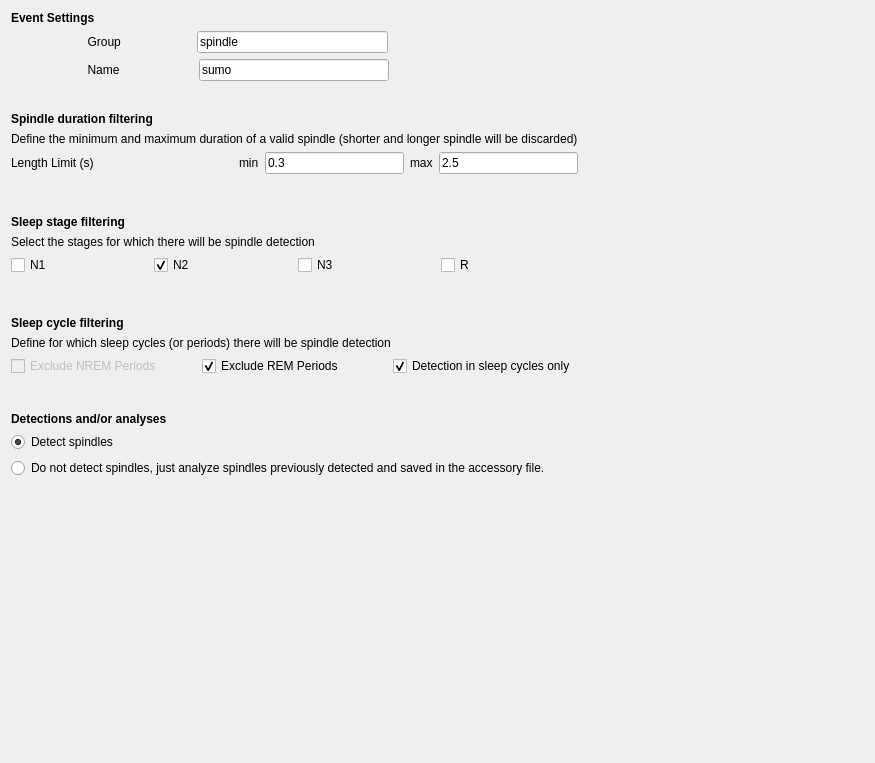
This is tools/CEAMSTools/SpindleDetectionSumo/SpindleDetectorSelStep/Ui_SpindleDetectorSelStep.ui in SnoozToolbox/snooz-package-ceams as Qt 5 draws it before an edit. The edited form follows.
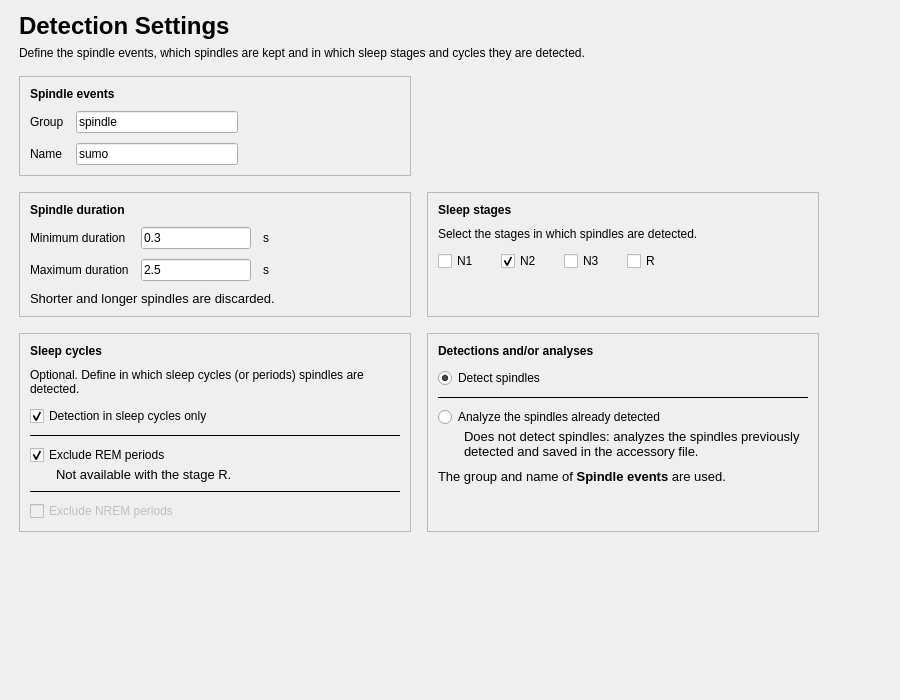
This is the edited form.

Commit message: Detect Spindles with Martin and SUMO: redesigned pages (tools 2.11.3, 2.13.3)

```diff
--- a/tools/CEAMSTools/SpindleDetectionSumo/SpindleDetectorSelStep/Ui_SpindleDetectorSelStep.ui
+++ b/tools/CEAMSTools/SpindleDetectionSumo/SpindleDetectorSelStep/Ui_SpindleDetectorSelStep.ui
@@ -6,81 +6,176 @@
    <rect>
     <x>0</x>
     <y>0</y>
-    <width>875</width>
-    <height>763</height>
+    <width>900</width>
+    <height>700</height>
    </rect>
   </property>
   <property name="windowTitle">
    <string/>
   </property>
-  <layout class="QHBoxLayout" name="horizontalLayout_5">
+  <layout class="QVBoxLayout" name="verticalLayout">
+   <property name="leftMargin">
+    <number>19</number>
+   </property>
+   <property name="topMargin">
+    <number>12</number>
+   </property>
+   <property name="rightMargin">
+    <number>19</number>
+   </property>
+   <property name="bottomMargin">
+    <number>12</number>
+   </property>
    <item>
-    <layout class="QVBoxLayout" name="verticalLayout_3">
+    <layout class="QHBoxLayout" name="content_row" stretch="1,0">
+     <property name="leftMargin">
+      <number>0</number>
+     </property>
+     <property name="topMargin">
+      <number>0</number>
+     </property>
+     <property name="rightMargin">
+      <number>0</number>
+     </property>
+     <property name="bottomMargin">
+      <number>0</number>
+     </property>
      <item>
-      <layout class="QVBoxLayout" name="verticalLayout_5">
+      <widget class="QWidget" name="content_widget" native="true">
+       <property name="maximumSize">
+        <size>
+         <width>800</width>
+         <height>16777215</height>
+        </size>
+       </property>
+       <layout class="QVBoxLayout" name="content_layout">
+        <property name="spacing">
+         <number>16</number>
+        </property>
+        <property name="leftMargin">
+         <number>0</number>
+        </property>
+        <property name="topMargin">
+         <number>0</number>
+        </property>
+        <property name="rightMargin">
+         <number>0</number>
+        </property>
+        <property name="bottomMargin">
+         <number>0</number>
+        </property>
        <item>
-        <layout class="QHBoxLayout" name="horizontalLayout_8">
+         <layout class="QVBoxLayout" name="header_layout">
+          <property name="spacing">
+           <number>6</number>
+          </property>
          <item>
-          <layout class="QVBoxLayout" name="verticalLayout_6">
+           <widget class="QLabel" name="title_label">
+            <property name="font">
+             <font>
+              <pointsize>18</pointsize>
+              <bold>true</bold>
+             </font>
+            </property>
+            <property name="text">
+             <string>Detection Settings</string>
+            </property>
+           </widget>
+          </item>
+          <item>
+           <widget class="QLabel" name="subtitle_label">
+            <property name="text">
+             <string>Define the spindle events, which spindles are kept and in which sleep stages and cycles they are detected.</string>
+            </property>
+            <property name="wordWrap">
+             <bool>true</bool>
+            </property>
+            <property name="variant" stdset="0">
+             <string notr="true">help</string>
+            </property>
+           </widget>
+          </item>
+         </layout>
+        </item>
+        <item>
+         <layout class="QHBoxLayout" name="events_row" stretch="1,0,1">
+          <property name="spacing">
+           <number>16</number>
+          </property>
+          <item>
+           <widget class="QFrame" name="events_card">
+            <property name="frameShape">
+             <enum>QFrame::Shape::StyledPanel</enum>
+            </property>
+            <property name="frameShadow">
+             <enum>QFrame::Shadow::Raised</enum>
+            </property>
+            <layout class="QVBoxLayout" name="events_card_layout">
+             <property name="spacing">
+              <number>10</number>
+             </property>
+             <property name="leftMargin">
+              <number>10</number>
+             </property>
+             <property name="topMargin">
+              <number>10</number>
+             </property>
+             <property name="rightMargin">
+              <number>10</number>
+             </property>
+             <property name="bottomMargin">
+              <number>10</number>
+             </property>
            <item>
             <widget class="QLabel" name="label_13">
+               <property name="font">
+                <font>
+                 <bold>true</bold>
+                </font>
+               </property>
              <property name="text">
-              <string>&lt;html&gt;&lt;head/&gt;&lt;body&gt;&lt;p&gt;&lt;span style=&quot; font-weight:600;&quot;&gt;Event  Settings&lt;/span&gt;&lt;/p&gt;&lt;/body&gt;&lt;/html&gt;</string>
+                <string>Spindle events</string>
              </property>
             </widget>
            </item>
            <item>
-            <layout class="QHBoxLayout" name="horizontalLayout_9">
-             <item>
+              <layout class="QGridLayout" name="events_grid">
+               <property name="horizontalSpacing">
+                <number>12</number>
+               </property>
+               <property name="verticalSpacing">
+                <number>10</number>
+               </property>
+               <item row="0" column="0">
               <widget class="QLabel" name="label_12">
                <property name="text">
-                <string>                       Group                     </string>
+                  <string>Group</string>
                </property>
               </widget>
              </item>
-             <item>
+               <item row="0" column="1">
               <widget class="QLineEdit" name="group_lineEdit">
                <property name="text">
                 <string>spindle</string>
                </property>
               </widget>
              </item>
-             <item>
-              <spacer name="horizontalSpacer_2">
-               <property name="orientation">
-                <enum>Qt::Horizontal</enum>
-               </property>
-               <property name="sizeType">
-                <enum>QSizePolicy::Expanding</enum>
-               </property>
-               <property name="sizeHint" stdset="0">
-                <size>
-                 <width>35</width>
-                 <height>20</height>
-                </size>
-               </property>
-              </spacer>
-             </item>
-            </layout>
-           </item>
-           <item>
-            <layout class="QHBoxLayout" name="horizontalLayout_10">
-             <item>
+               <item row="1" column="0">
               <widget class="QLabel" name="label_14">
                <property name="text">
-                <string>                       Name                      </string>
+                  <string>Name</string>
                </property>
               </widget>
              </item>
-             <item>
+               <item row="1" column="1">
               <widget class="QLineEdit" name="name_lineEdit">
                <property name="text">
                 <string>sumo</string>
                </property>
               </widget>
              </item>
-             <item>
-              <spacer name="horizontalSpacer_3">
+               <item row="0" column="3">
+                <spacer name="events_grid_spacer">
                <property name="orientation">
                 <enum>Qt::Horizontal</enum>
                </property>
@@ -94,158 +189,265 @@
              </item>
             </layout>
            </item>
-          </layout>
-         </item>
-        </layout>
-       </item>
-      </layout>
-     </item>
      <item>
-      <spacer name="verticalSpacer_3">
+              <spacer name="events_stretch">
        <property name="orientation">
-        <enum>Qt::Vertical</enum>
-       </property>
-       <property name="sizeType">
-        <enum>QSizePolicy::Fixed</enum>
+                <enum>Qt::Orientation::Vertical</enum>
        </property>
        <property name="sizeHint" stdset="0">
         <size>
          <width>20</width>
-         <height>25</height>
+                 <height>0</height>
         </size>
        </property>
       </spacer>
      </item>
+            </layout>
+           </widget>
+          </item>
      <item>
-      <layout class="QVBoxLayout" name="verticalLayout" stretch="0,0,0,0">
-       <property name="sizeConstraint">
-        <enum>QLayout::SetDefaultConstraint</enum>
+           <spacer name="events_row_gap">
+            <property name="orientation">
+             <enum>Qt::Orientation::Horizontal</enum>
+            </property>
+            <property name="sizeType">
+             <enum>QSizePolicy::Policy::Fixed</enum>
+            </property>
+            <property name="sizeHint" stdset="0">
+             <size>
+              <width>16</width>
+              <height>20</height>
+             </size>
+            </property>
+           </spacer>
+          </item>
+          <item>
+           <spacer name="events_row_spacer">
+            <property name="orientation">
+             <enum>Qt::Orientation::Horizontal</enum>
+            </property>
+            <property name="sizeHint" stdset="0">
+             <size>
+              <width>40</width>
+              <height>20</height>
+             </size>
+            </property>
+           </spacer>
+          </item>
+         </layout>
+        </item>
+        <item>
+         <layout class="QHBoxLayout" name="detection_cards_layout" stretch="1,1">
+          <property name="spacing">
+           <number>16</number>
+          </property>
+          <item>
+           <widget class="QFrame" name="duration_card">
+            <property name="frameShape">
+             <enum>QFrame::Shape::StyledPanel</enum>
+            </property>
+            <property name="frameShadow">
+             <enum>QFrame::Shadow::Raised</enum>
+            </property>
+            <layout class="QVBoxLayout" name="duration_card_layout">
+             <property name="spacing">
+              <number>10</number>
+             </property>
+             <property name="leftMargin">
+              <number>10</number>
        </property>
        <property name="topMargin">
-        <number>0</number>
+              <number>10</number>
+             </property>
+             <property name="rightMargin">
+              <number>10</number>
        </property>
        <property name="bottomMargin">
-        <number>0</number>
-       </property>
-       <item>
-        <layout class="QHBoxLayout" name="horizontalLayout_7"/>
-       </item>
+              <number>10</number>
+             </property>
        <item>
         <widget class="QLabel" name="label_5">
          <property name="font">
           <font>
-           <weight>50</weight>
-           <italic>false</italic>
-           <bold>false</bold>
+                 <bold>true</bold>
           </font>
          </property>
          <property name="text">
-          <string>&lt;html&gt;&lt;head/&gt;&lt;body&gt;&lt;p&gt;&lt;span style=&quot; font-weight:600;&quot;&gt;Spindle duration filtering&lt;/span&gt;&lt;/p&gt;&lt;/body&gt;&lt;/html&gt;</string>
+                <string>Spindle duration</string>
          </property>
         </widget>
        </item>
        <item>
-        <widget class="QLabel" name="label_8">
-         <property name="text">
-          <string>Define the minimum and maximum duration of a valid spindle (shorter and longer spindle will be discarded)</string>
-         </property>
-        </widget>
-       </item>
-       <item>
-        <layout class="QHBoxLayout" name="horizontalLayout">
-         <item>
-          <widget class="QLabel" name="label">
-           <property name="text">
-            <string>Length Limit (s)</string>
-           </property>
-          </widget>
-         </item>
-         <item>
-          <spacer name="horizontalSpacer">
-           <property name="orientation">
-            <enum>Qt::Horizontal</enum>
-           </property>
-           <property name="sizeHint" stdset="0">
-            <size>
-             <width>40</width>
-             <height>20</height>
-            </size>
-           </property>
-          </spacer>
-         </item>
-         <item>
+              <layout class="QGridLayout" name="duration_grid">
+               <property name="horizontalSpacing">
+                <number>12</number>
+               </property>
+               <property name="verticalSpacing">
+                <number>10</number>
+               </property>
+               <item row="0" column="0">
           <widget class="QLabel" name="label_3">
            <property name="text">
-            <string>min</string>
+                  <string>Minimum duration</string>
            </property>
           </widget>
          </item>
-         <item>
+               <item row="0" column="1">
           <widget class="QLineEdit" name="min_length_lineEdit">
+                 <property name="maximumSize">
+                  <size>
+                   <width>110</width>
+                   <height>16777215</height>
+                  </size>
+                 </property>
            <property name="text">
             <string>0.3</string>
            </property>
           </widget>
          </item>
-         <item>
+               <item row="0" column="2">
+                <widget class="QLabel" name="min_length_unit_label">
+                 <property name="text">
+                  <string>s</string>
+                 </property>
+                 <property name="variant" stdset="0">
+                  <string notr="true">help</string>
+                 </property>
+                </widget>
+               </item>
+               <item row="1" column="0">
           <widget class="QLabel" name="label_4">
            <property name="text">
-            <string>max</string>
+                  <string>Maximum duration</string>
            </property>
           </widget>
          </item>
-         <item>
+               <item row="1" column="1">
           <widget class="QLineEdit" name="max_length_lineEdit">
+                 <property name="maximumSize">
+                  <size>
+                   <width>110</width>
+                   <height>16777215</height>
+                  </size>
+                 </property>
            <property name="text">
             <string>2.5</string>
            </property>
           </widget>
          </item>
-        </layout>
-       </item>
+               <item row="1" column="2">
+                <widget class="QLabel" name="max_length_unit_label">
+                 <property name="text">
+                  <string>s</string>
+                 </property>
+                 <property name="variant" stdset="0">
+                  <string notr="true">help</string>
+                 </property>
+                </widget>
+               </item>
+               <item row="0" column="3">
+                <spacer name="duration_grid_spacer">
+                 <property name="orientation">
+                  <enum>Qt::Orientation::Horizontal</enum>
+                 </property>
+                 <property name="sizeHint" stdset="0">
+                  <size>
+                   <width>40</width>
+                   <height>20</height>
+                  </size>
+                 </property>
+                </spacer>
+               </item>
       </layout>
      </item>
      <item>
-      <spacer name="verticalSpacer_2">
-       <property name="orientation">
-        <enum>Qt::Vertical</enum>
-       </property>
-       <property name="sizeType">
-        <enum>QSizePolicy::Fixed</enum>
+              <widget class="QLabel" name="label_8">
+               <property name="font">
+                <font>
+                 <pointsize>10</pointsize>
+                </font>
+               </property>
+               <property name="text">
+                <string>Shorter and longer spindles are discarded.</string>
+               </property>
+               <property name="wordWrap">
+                <bool>true</bool>
+               </property>
+               <property name="variant" stdset="0">
+                <string notr="true">help</string>
+               </property>
+              </widget>
+             </item>
+             <item>
+              <spacer name="duration_stretch">
+               <property name="orientation">
+                <enum>Qt::Orientation::Vertical</enum>
        </property>
        <property name="sizeHint" stdset="0">
         <size>
          <width>20</width>
-         <height>35</height>
+                 <height>0</height>
         </size>
        </property>
       </spacer>
      </item>
+            </layout>
+           </widget>
+          </item>
      <item>
-      <layout class="QVBoxLayout" name="verticalLayout_2">
+           <widget class="QFrame" name="stages_card">
+            <property name="frameShape">
+             <enum>QFrame::Shape::StyledPanel</enum>
+            </property>
+            <property name="frameShadow">
+             <enum>QFrame::Shadow::Raised</enum>
+            </property>
+            <layout class="QVBoxLayout" name="stages_card_layout">
+             <property name="spacing">
+              <number>10</number>
+             </property>
+             <property name="leftMargin">
+              <number>10</number>
+             </property>
+             <property name="topMargin">
+              <number>10</number>
+             </property>
+             <property name="rightMargin">
+              <number>10</number>
+             </property>
+             <property name="bottomMargin">
+              <number>10</number>
+             </property>
        <item>
         <widget class="QLabel" name="label_6">
          <property name="font">
           <font>
-           <weight>50</weight>
-           <italic>false</italic>
-           <bold>false</bold>
+                 <bold>true</bold>
           </font>
          </property>
          <property name="text">
-          <string>&lt;html&gt;&lt;head/&gt;&lt;body&gt;&lt;p&gt;&lt;span style=&quot; font-weight:600;&quot;&gt;Sleep stage filtering&lt;/span&gt;&lt;/p&gt;&lt;/body&gt;&lt;/html&gt;</string>
+                <string>Sleep stages</string>
          </property>
         </widget>
        </item>
        <item>
         <widget class="QLabel" name="label_2">
          <property name="text">
-          <string>Select the stages for which there will be spindle detection</string>
+                <string>Select the stages in which spindles are detected.</string>
+               </property>
+               <property name="wordWrap">
+                <bool>true</bool>
+               </property>
+               <property name="variant" stdset="0">
+                <string notr="true">help</string>
          </property>
         </widget>
        </item>
        <item>
-        <layout class="QHBoxLayout" name="horizontalLayout_2">
+              <layout class="QHBoxLayout" name="stages_layout">
+               <property name="spacing">
+                <number>22</number>
+               </property>
          <item>
           <widget class="QCheckBox" name="checkBox_n1">
            <property name="text">
@@ -280,69 +482,103 @@
            </property>
           </widget>
          </item>
-        </layout>
+               <item>
+                <spacer name="stages_spacer">
+                 <property name="orientation">
+                  <enum>Qt::Orientation::Horizontal</enum>
+                 </property>
+                 <property name="sizeHint" stdset="0">
+                  <size>
+                   <width>40</width>
+                   <height>20</height>
+                  </size>
+                 </property>
+                </spacer>
        </item>
       </layout>
      </item>
      <item>
-      <spacer name="verticalSpacer">
+              <spacer name="stages_stretch">
        <property name="orientation">
-        <enum>Qt::Vertical</enum>
-       </property>
-       <property name="sizeType">
-        <enum>QSizePolicy::Fixed</enum>
+                <enum>Qt::Orientation::Vertical</enum>
        </property>
        <property name="sizeHint" stdset="0">
         <size>
          <width>20</width>
-         <height>35</height>
+                 <height>0</height>
         </size>
        </property>
       </spacer>
      </item>
+            </layout>
+           </widget>
+          </item>
+         </layout>
+        </item>
+        <item>
+         <layout class="QHBoxLayout" name="cycle_cards_layout" stretch="1,1">
+          <property name="spacing">
+           <number>16</number>
+          </property>
+          <item>
+           <widget class="QFrame" name="cycles_card">
+            <property name="frameShape">
+             <enum>QFrame::Shape::StyledPanel</enum>
+            </property>
+            <property name="frameShadow">
+             <enum>QFrame::Shadow::Raised</enum>
+            </property>
+            <layout class="QVBoxLayout" name="cycles_card_layout">
+             <property name="spacing">
+              <number>10</number>
+             </property>
+             <property name="leftMargin">
+              <number>10</number>
+             </property>
+             <property name="topMargin">
+              <number>10</number>
+             </property>
+             <property name="rightMargin">
+              <number>10</number>
+             </property>
+             <property name="bottomMargin">
+              <number>10</number>
+             </property>
      <item>
       <widget class="QLabel" name="label_7">
        <property name="font">
         <font>
-         <weight>50</weight>
-         <italic>false</italic>
-         <bold>false</bold>
+                 <bold>true</bold>
         </font>
        </property>
        <property name="text">
-        <string>&lt;html&gt;&lt;head/&gt;&lt;body&gt;&lt;p&gt;&lt;span style=&quot; font-weight:600;&quot;&gt;Sleep cycle filtering&lt;/span&gt;&lt;/p&gt;&lt;/body&gt;&lt;/html&gt;</string>
+                <string>Sleep cycles</string>
        </property>
       </widget>
      </item>
      <item>
       <widget class="QLabel" name="label_9">
        <property name="text">
-        <string>Define for which sleep cycles (or periods) there will be spindle detection</string>
-       </property>
-      </widget>
-     </item>
-     <item>
-      <layout class="QHBoxLayout" name="horizontalLayout_3">
-       <item>
-        <widget class="QCheckBox" name="checkBox_excl_nremp">
-         <property name="enabled">
-          <bool>false</bool>
-         </property>
-         <property name="text">
-          <string>Exclude NREM Periods</string>
-         </property>
-        </widget>
-       </item>
-       <item>
-        <widget class="QCheckBox" name="checkBox_excl_remp">
-         <property name="text">
-          <string>Exclude REM Periods</string>
-         </property>
-         <property name="checked">
+                <string>Optional. Define in which sleep cycles (or periods) spindles are detected.</string>
+               </property>
+               <property name="wordWrap">
           <bool>true</bool>
          </property>
-        </widget>
-       </item>
+               <property name="variant" stdset="0">
+                <string notr="true">help</string>
+               </property>
+              </widget>
+             </item>
+             <item>
+              <layout class="QVBoxLayout" name="cycles_layout">
+               <property name="spacing">
+                <number>8</number>
+               </property>
+               <item>
+                <layout class="QVBoxLayout" name="cycles_layout_1_layout">
+                 <property name="spacing">
+                  <number>2</number>
+                 </property>
        <item>
         <widget class="QCheckBox" name="checkBox_only_cycles">
          <property name="text">
@@ -356,38 +592,144 @@
       </layout>
      </item>
      <item>
-      <spacer name="verticalSpacer_5">
+                <widget class="QFrame" name="cycles_layout_line_1">
+                 <property name="frameShape">
+                  <enum>QFrame::Shape::HLine</enum>
+                 </property>
+                 <property name="frameShadow">
+                  <enum>QFrame::Shadow::Plain</enum>
+                 </property>
+                </widget>
+               </item>
+               <item>
+                <layout class="QVBoxLayout" name="cycles_layout_2_layout">
+                 <property name="spacing">
+                  <number>2</number>
+                 </property>
+                 <item>
+                  <widget class="QCheckBox" name="checkBox_excl_remp">
+                   <property name="text">
+                    <string>Exclude REM periods</string>
+                   </property>
+                   <property name="checked">
+                    <bool>true</bool>
+                   </property>
+                  </widget>
+                 </item>
+                 <item>
+                  <widget class="QLabel" name="excl_remp_help_label">
+                   <property name="font">
+                    <font>
+                     <pointsize>10</pointsize>
+                    </font>
+                   </property>
+                   <property name="text">
+                    <string>Not available with the stage R.</string>
+                   </property>
+                   <property name="wordWrap">
+                    <bool>true</bool>
+                   </property>
+                   <property name="indent">
+                    <number>26</number>
+                   </property>
+                   <property name="variant" stdset="0">
+                    <string notr="true">help</string>
+                   </property>
+                  </widget>
+                 </item>
+                </layout>
+               </item>
+               <item>
+                <widget class="QFrame" name="cycles_layout_line_2">
+                 <property name="frameShape">
+                  <enum>QFrame::Shape::HLine</enum>
+                 </property>
+                 <property name="frameShadow">
+                  <enum>QFrame::Shadow::Plain</enum>
+                 </property>
+                </widget>
+               </item>
+               <item>
+                <layout class="QVBoxLayout" name="cycles_layout_3_layout">
+                 <property name="spacing">
+                  <number>2</number>
+                 </property>
+                 <item>
+                  <widget class="QCheckBox" name="checkBox_excl_nremp">
+                   <property name="text">
+                    <string>Exclude NREM periods</string>
+                   </property>
+                   <property name="enabled">
+                    <bool>false</bool>
+                   </property>
+                  </widget>
+                 </item>
+                </layout>
+               </item>
+              </layout>
+             </item>
+             <item>
+              <spacer name="cycles_stretch">
        <property name="orientation">
-        <enum>Qt::Vertical</enum>
-       </property>
-       <property name="sizeType">
-        <enum>QSizePolicy::Fixed</enum>
+                <enum>Qt::Orientation::Vertical</enum>
        </property>
        <property name="sizeHint" stdset="0">
         <size>
          <width>20</width>
-         <height>30</height>
+                 <height>0</height>
         </size>
        </property>
       </spacer>
      </item>
+            </layout>
+           </widget>
+          </item>
+          <item>
+           <widget class="QFrame" name="detection_card">
+            <property name="frameShape">
+             <enum>QFrame::Shape::StyledPanel</enum>
+            </property>
+            <property name="frameShadow">
+             <enum>QFrame::Shadow::Raised</enum>
+            </property>
+            <layout class="QVBoxLayout" name="detection_card_layout">
+             <property name="spacing">
+              <number>10</number>
+             </property>
+             <property name="leftMargin">
+              <number>10</number>
+             </property>
+             <property name="topMargin">
+              <number>10</number>
+             </property>
+             <property name="rightMargin">
+              <number>10</number>
+             </property>
+             <property name="bottomMargin">
+              <number>10</number>
+             </property>
      <item>
       <widget class="QLabel" name="label_10">
        <property name="font">
         <font>
-         <weight>50</weight>
-         <italic>false</italic>
-         <bold>false</bold>
+                 <bold>true</bold>
         </font>
        </property>
        <property name="text">
-        <string>&lt;html&gt;&lt;head/&gt;&lt;body&gt;&lt;p&gt;&lt;span style=&quot; font-weight:600;&quot;&gt;Detections and/or analyses&lt;/span&gt;&lt;/p&gt;&lt;/body&gt;&lt;/html&gt;</string>
+                <string>Detections and/or analyses</string>
        </property>
       </widget>
      </item>
      <item>
-      <layout class="QHBoxLayout" name="horizontalLayout_4"/>
-     </item>
+              <layout class="QVBoxLayout" name="detection_layout">
+               <property name="spacing">
+                <number>8</number>
+               </property>
+               <item>
+                <layout class="QVBoxLayout" name="detection_layout_1_layout">
+                 <property name="spacing">
+                  <number>2</number>
+                 </property>
      <item>
       <widget class="QRadioButton" name="radioButton_detect_spindle">
        <property name="text">
@@ -398,39 +740,120 @@
        </property>
       </widget>
      </item>
+                </layout>
+               </item>
+               <item>
+                <widget class="QFrame" name="detection_layout_line_1">
+                 <property name="frameShape">
+                  <enum>QFrame::Shape::HLine</enum>
+                 </property>
+                 <property name="frameShadow">
+                  <enum>QFrame::Shadow::Plain</enum>
+                 </property>
+                </widget>
+               </item>
+               <item>
+                <layout class="QVBoxLayout" name="detection_layout_2_layout">
+                 <property name="spacing">
+                  <number>2</number>
+                 </property>
      <item>
       <widget class="QRadioButton" name="radioButto_analyse_spindle">
        <property name="text">
-        <string>Do not detect spindles, just analyze spindles previously detected and saved in the accessory file.</string>
+                    <string>Analyze the spindles already detected</string>
        </property>
       </widget>
      </item>
      <item>
-      <spacer name="verticalSpacer_4">
+                  <widget class="QLabel" name="analyse_help_label">
+                   <property name="font">
+                    <font>
+                     <pointsize>10</pointsize>
+                    </font>
+                   </property>
+                   <property name="text">
+                    <string>Does not detect spindles: analyzes the spindles previously detected and saved in the accessory file.</string>
+                   </property>
+                   <property name="wordWrap">
+                    <bool>true</bool>
+                   </property>
+                   <property name="indent">
+                    <number>26</number>
+                   </property>
+                   <property name="variant" stdset="0">
+                    <string notr="true">help</string>
+                   </property>
+                  </widget>
+                 </item>
+                </layout>
+               </item>
+              </layout>
+             </item>
+             <item>
+              <widget class="QLabel" name="events_note_label">
+               <property name="font">
+                <font>
+                 <pointsize>10</pointsize>
+                </font>
+               </property>
+               <property name="text">
+                <string>The group and name of &lt;b&gt;Spindle events&lt;/b&gt; are used.</string>
+               </property>
+               <property name="textFormat">
+                <enum>Qt::TextFormat::RichText</enum>
+               </property>
+               <property name="wordWrap">
+                <bool>true</bool>
+               </property>
+               <property name="variant" stdset="0">
+                <string notr="true">help</string>
+               </property>
+              </widget>
+             </item>
+             <item>
+              <spacer name="detection_stretch">
        <property name="orientation">
-        <enum>Qt::Vertical</enum>
-       </property>
-       <property name="sizeType">
-        <enum>QSizePolicy::Expanding</enum>
+                <enum>Qt::Orientation::Vertical</enum>
        </property>
        <property name="sizeHint" stdset="0">
         <size>
          <width>20</width>
-         <height>35</height>
+                 <height>0</height>
         </size>
        </property>
       </spacer>
      </item>
     </layout>
-   </item>
+           </widget>
+          </item>
+         </layout>
+        </item>
+       </layout>
+      </widget>
+     </item>
    <item>
-    <spacer name="horizontalSpacer_4">
+      <spacer name="content_spacer">
      <property name="orientation">
       <enum>Qt::Horizontal</enum>
      </property>
      <property name="sizeHint" stdset="0">
       <size>
-       <width>162</width>
+         <width>40</width>
+         <height>20</height>
+        </size>
+       </property>
+      </spacer>
+     </item>
+    </layout>
+   </item>
+   <item>
+    <spacer name="verticalSpacer">
+     <property name="orientation">
+      <enum>Qt::Orientation::Vertical</enum>
+     </property>
+     <property name="sizeHint" stdset="0">
+      <size>
+       <width>40</width>
        <height>20</height>
       </size>
      </property>
```
Left out of the diff: 14 changed lines with no effect on the pictures. Lines whose indentation alone changed are shown as unchanged. The commit also changes 30 other files.
